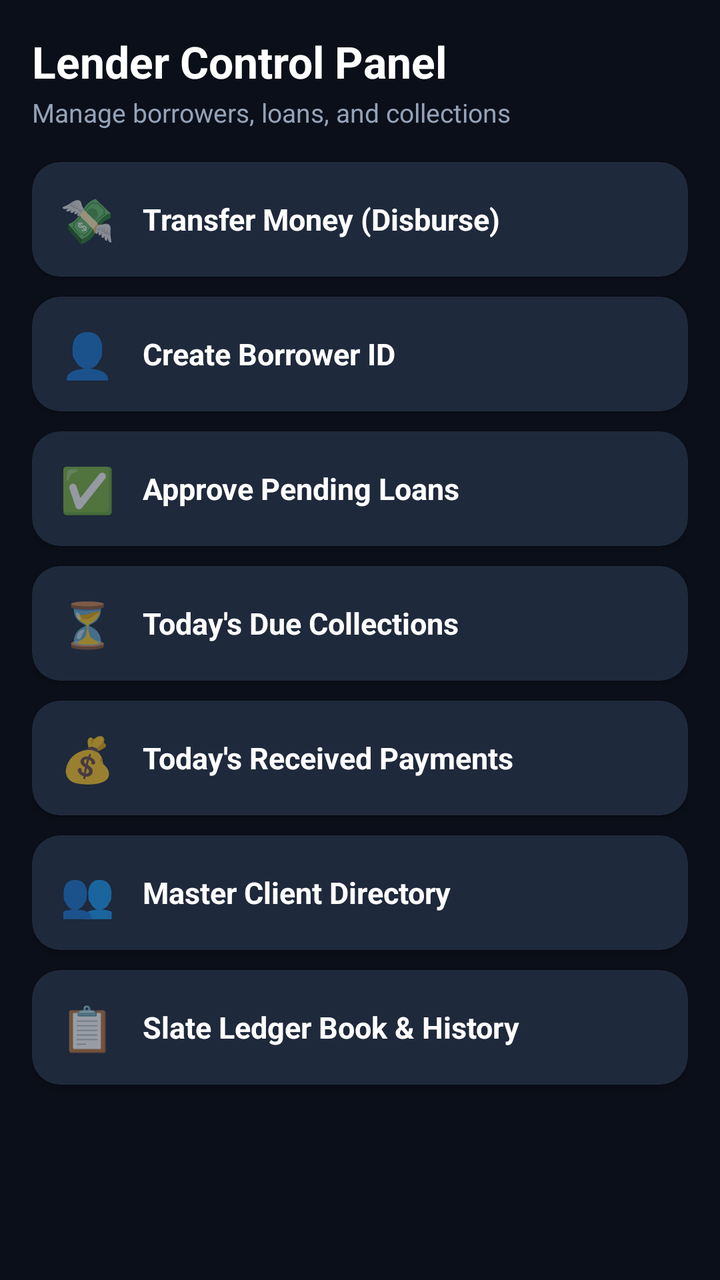
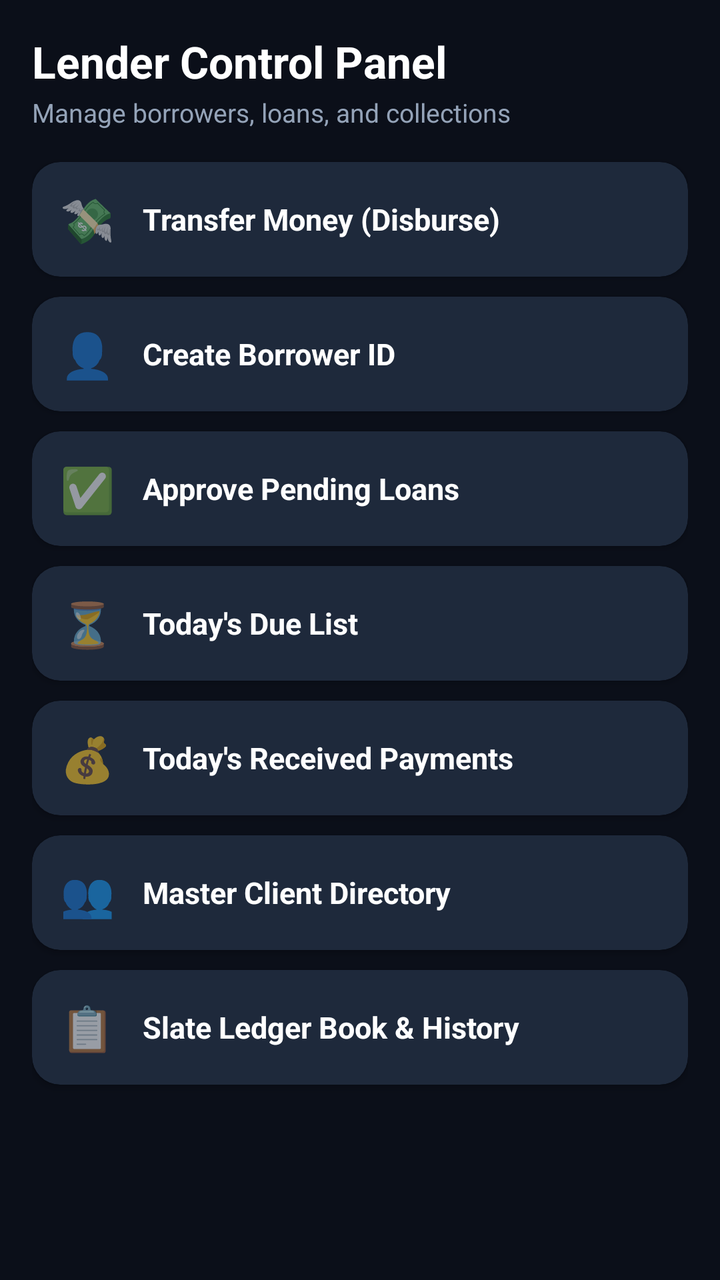

Screens rendered from an Android XML layout before and after an edit, with the pre-edit source and the edit as a unified diff.
<!-- AndroidManifest.xml: application theme Theme.QuickLoan -->
<!-- res/layout/fragment_account_dashboard.xml -->
<?xml version="1.0" encoding="utf-8"?>
<ScrollView xmlns:android="http://schemas.android.com/apk/res/android"
    xmlns:app="http://schemas.android.com/apk/res-auto"
    android:layout_width="match_parent"
    android:layout_height="match_parent"
    android:background="#0B0F19">

    <LinearLayout
        android:layout_width="match_parent"
        android:layout_height="wrap_content"
        android:orientation="vertical"
        android:padding="16dp">

        <TextView
            android:layout_width="wrap_content"
            android:layout_height="wrap_content"
            android:text="Lender Control Panel"
            android:textColor="#FFFFFF"
            android:textSize="22sp"
            android:textStyle="bold" />

        <TextView
            android:layout_width="wrap_content"
            android:layout_height="wrap_content"
            android:layout_marginTop="2dp"
            android:text="Manage borrowers, loans, and collections"
            android:textColor="#94A3B8"
            android:textSize="13sp" />

        
        <androidx.cardview.widget.CardView
            android:id="@+id/cardTransferMoney"
            android:layout_width="match_parent"
            android:layout_height="wrap_content"
            android:layout_marginTop="16dp"
            app:cardBackgroundColor="#1E293B"
            app:cardCornerRadius="14dp"
            app:cardElevation="2dp">
            <LinearLayout
                android:layout_width="match_parent"
                android:layout_height="wrap_content"
                android:gravity="center_vertical"
                android:padding="14dp">
                <TextView android:layout_width="wrap_content" android:layout_height="wrap_content" android:text="💸" android:textSize="22sp" />
                <TextView android:layout_width="wrap_content" android:layout_height="wrap_content" android:layout_marginStart="14dp" android:text="Transfer Money (Disburse)" android:textColor="#FFFFFF" android:textSize="15sp" android:textStyle="bold" />
            </LinearLayout>
        </androidx.cardview.widget.CardView>

        
        <androidx.cardview.widget.CardView
            android:id="@+id/cardCreateAccount"
            android:layout_width="match_parent"
            android:layout_height="wrap_content"
            android:layout_marginTop="10dp"
            app:cardBackgroundColor="#1E293B"
            app:cardCornerRadius="14dp"
            app:cardElevation="2dp">
            <LinearLayout
                android:layout_width="match_parent"
                android:layout_height="wrap_content"
                android:gravity="center_vertical"
                android:padding="14dp">
                <TextView android:layout_width="wrap_content" android:layout_height="wrap_content" android:text="👤" android:textSize="22sp" />
                <TextView android:layout_width="wrap_content" android:layout_height="wrap_content" android:layout_marginStart="14dp" android:text="Create Borrower ID" android:textColor="#FFFFFF" android:textSize="15sp" android:textStyle="bold" />
            </LinearLayout>
        </androidx.cardview.widget.CardView>

        
        <androidx.cardview.widget.CardView
            android:id="@+id/cardApproveLoan"
            android:layout_width="match_parent"
            android:layout_height="wrap_content"
            android:layout_marginTop="10dp"
            app:cardBackgroundColor="#1E293B"
            app:cardCornerRadius="14dp"
            app:cardElevation="2dp">
            <LinearLayout
                android:layout_width="match_parent"
                android:layout_height="wrap_content"
                android:gravity="center_vertical"
                android:padding="14dp">
                <TextView android:layout_width="wrap_content" android:layout_height="wrap_content" android:text="✅" android:textSize="22sp" />
                <TextView android:layout_width="wrap_content" android:layout_height="wrap_content" android:layout_marginStart="14dp" android:text="Approve Pending Loans" android:textColor="#FFFFFF" android:textSize="15sp" android:textStyle="bold" />
            </LinearLayout>
        </androidx.cardview.widget.CardView>

        
        <androidx.cardview.widget.CardView
            android:id="@+id/cardTodaysDue"
            android:layout_width="match_parent"
            android:layout_height="wrap_content"
            android:layout_marginTop="10dp"
            app:cardBackgroundColor="#1E293B"
            app:cardCornerRadius="14dp"
            app:cardElevation="2dp">
            <LinearLayout
                android:layout_width="match_parent"
                android:layout_height="wrap_content"
                android:gravity="center_vertical"
                android:padding="14dp">
                <TextView android:layout_width="wrap_content" android:layout_height="wrap_content" android:text="⏳" android:textSize="22sp" />
                <TextView android:layout_width="wrap_content" android:layout_height="wrap_content" android:layout_marginStart="14dp" android:text="Today's Due Collections" android:textColor="#FFFFFF" android:textSize="15sp" android:textStyle="bold" />
            </LinearLayout>
        </androidx.cardview.widget.CardView>

        
        <androidx.cardview.widget.CardView
            android:id="@+id/cardTodaysPayment"
            android:layout_width="match_parent"
            android:layout_height="wrap_content"
            android:layout_marginTop="10dp"
            app:cardBackgroundColor="#1E293B"
            app:cardCornerRadius="14dp"
            app:cardElevation="2dp">
            <LinearLayout
                android:layout_width="match_parent"
                android:layout_height="wrap_content"
                android:gravity="center_vertical"
                android:padding="14dp">
                <TextView android:layout_width="wrap_content" android:layout_height="wrap_content" android:text="💰" android:textSize="22sp" />
                <TextView android:layout_width="wrap_content" android:layout_height="wrap_content" android:layout_marginStart="14dp" android:text="Today's Received Payments" android:textColor="#FFFFFF" android:textSize="15sp" android:textStyle="bold" />
            </LinearLayout>
        </androidx.cardview.widget.CardView>

        
        <androidx.cardview.widget.CardView
            android:id="@+id/cardMaster"
            android:layout_width="match_parent"
            android:layout_height="wrap_content"
            android:layout_marginTop="10dp"
            app:cardBackgroundColor="#1E293B"
            app:cardCornerRadius="14dp"
            app:cardElevation="2dp">
            <LinearLayout
                android:layout_width="match_parent"
                android:layout_height="wrap_content"
                android:gravity="center_vertical"
                android:padding="14dp">
                <TextView android:layout_width="wrap_content" android:layout_height="wrap_content" android:text="👥" android:textSize="22sp" />
                <TextView android:layout_width="wrap_content" android:layout_height="wrap_content" android:layout_marginStart="14dp" android:text="Master Client Directory" android:textColor="#FFFFFF" android:textSize="15sp" android:textStyle="bold" />
            </LinearLayout>
        </androidx.cardview.widget.CardView>

        
        <androidx.cardview.widget.CardView
            android:id="@+id/cardLedgerBook"
            android:layout_width="match_parent"
            android:layout_height="wrap_content"
            android:layout_marginTop="10dp"
            android:layout_marginBottom="16dp"
            app:cardBackgroundColor="#1E293B"
            app:cardCornerRadius="14dp"
            app:cardElevation="2dp">
            <LinearLayout
                android:layout_width="match_parent"
                android:layout_height="wrap_content"
                android:gravity="center_vertical"
                android:padding="14dp">
                <TextView android:layout_width="wrap_content" android:layout_height="wrap_content" android:text="📋" android:textSize="22sp" />
                <TextView android:layout_width="wrap_content" android:layout_height="wrap_content" android:layout_marginStart="14dp" android:text="Slate Ledger Book &amp; History" android:textColor="#FFFFFF" android:textSize="15sp" android:textStyle="bold" />
            </LinearLayout>
        </androidx.cardview.widget.CardView>

    </LinearLayout>
</ScrollView>
<!-- resources referenced by this layout -->
<resources>
  <style name="Theme.QuickLoan" parent="Theme.AppCompat.DayNight.NoActionBar">
          
          <item name="android:windowBackground">@color/surface_bg</item>
          <item name="android:colorBackground">@color/surface_bg</item>
  
          
          <item name="colorPrimary">@color/header_bg</item>
          <item name="colorPrimaryDark">#070A10</item>
          <item name="colorAccent">@color/brand_accent</item>
  
          
          <item name="android:statusBarColor">@color/header_bg</item>
          <item name="android:navigationBarColor">#070A10</item>
          <item name="android:windowLightStatusBar">false</item>
      </style>
  <color name="surface_bg">#0B0F19</color>
  <color name="header_bg">#111827</color>
  <color name="brand_accent">#38BDF8</color>
</resources>

<!-- the commit's change to res/layout/fragment_account_dashboard.xml (unified diff, before → after) -->
@@ -99,7 +99,7 @@
                 android:gravity="center_vertical"
                 android:padding="14dp">
                 <TextView android:layout_width="wrap_content" android:layout_height="wrap_content" android:text="⏳" android:textSize="22sp" />
-                <TextView android:layout_width="wrap_content" android:layout_height="wrap_content" android:layout_marginStart="14dp" android:text="Today's Due Collections" android:textColor="#FFFFFF" android:textSize="15sp" android:textStyle="bold" />
+                <TextView android:layout_width="wrap_content" android:layout_height="wrap_content" android:layout_marginStart="14dp" android:text="Today's Due List" android:textColor="#FFFFFF" android:textSize="15sp" android:textStyle="bold" />
             </LinearLayout>
         </androidx.cardview.widget.CardView>
 
